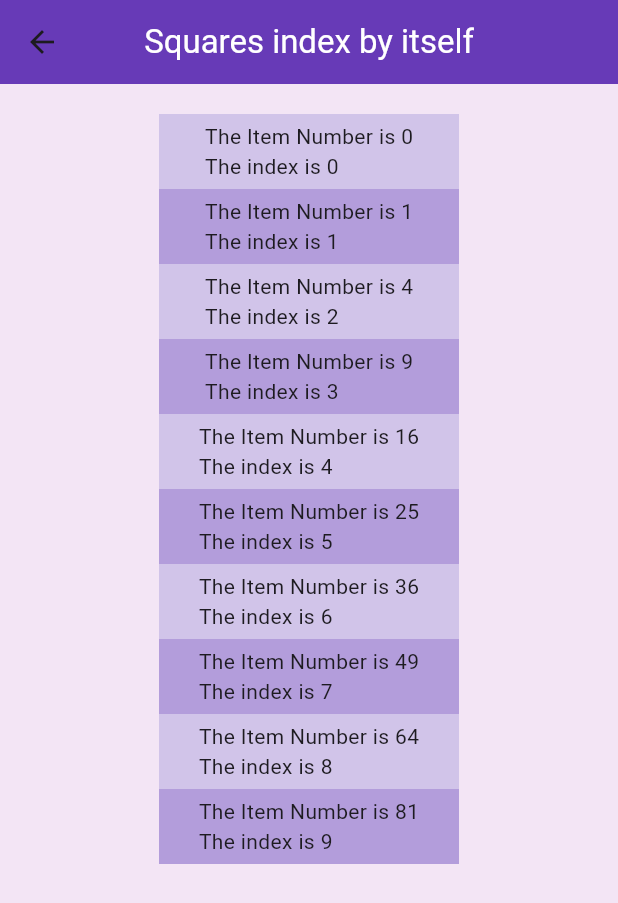
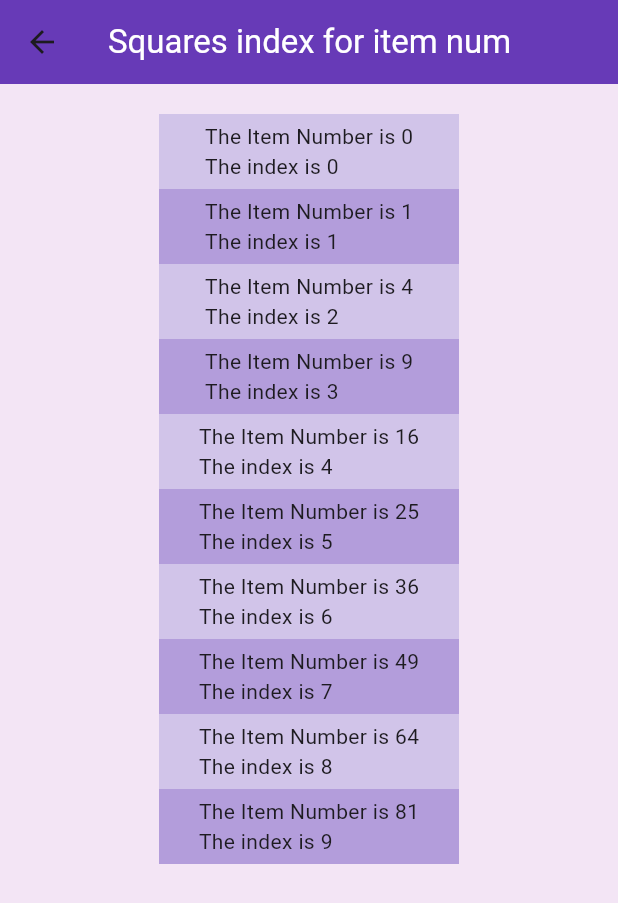
Before and after one commit to flbarfield/flutter_exploration, a Flutter app: the ListTileTutorialPage screen opened directly, on a phone screen of 412 x 824 dp. Shown: the top 903 px of the screen. Run offline on Flutter 3.47's test engine with Material 3 defaults, Android fonts, the phone set to English and light mode, and no system bars.

Commit message:
fixed title for list_tile

```diff
--- a/lib/pages/list_tile_tutorial_page.dart
+++ b/lib/pages/list_tile_tutorial_page.dart
@@ -8,7 +8,7 @@ class ListTileTutorialPage extends StatelessWidget {
   Widget build(BuildContext context) {
     return Scaffold(
       backgroundColor: Colors.purple[50],
-      appBar: const CustomAppBar(inputTitle: 'Squares index by itself'),
+      appBar: const CustomAppBar(inputTitle: 'Squares index for item num'),
       body: Center(
         child: SizedBox(
           width: 200,
```
